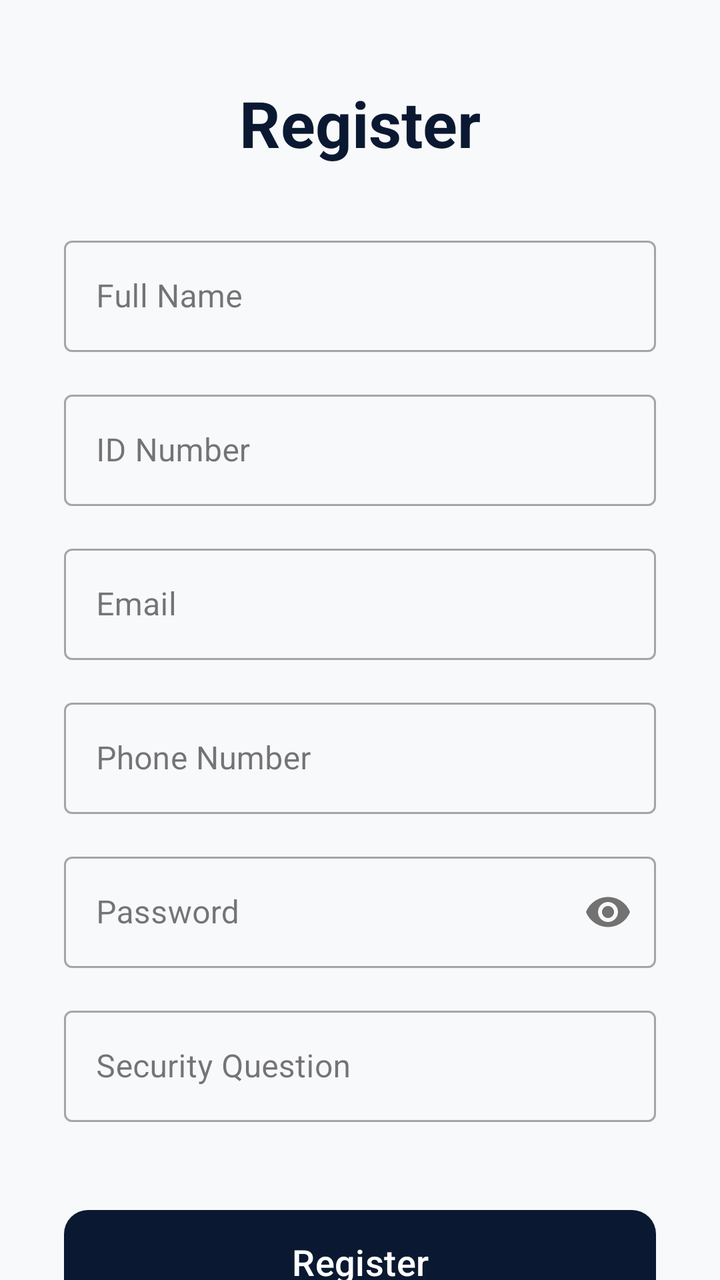
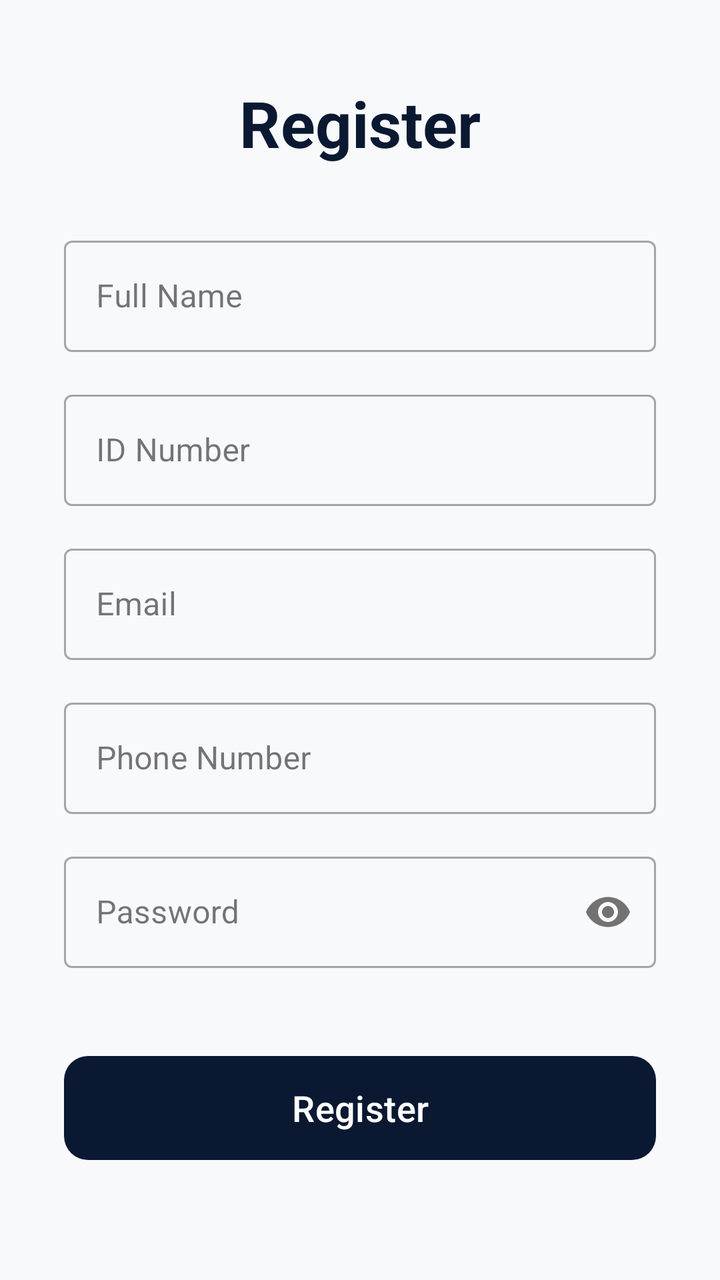

Before-and-after screenshots of an Android layout around one commit, followed by the original layout XML and the change that was made.
<!-- AndroidManifest.xml: application theme Theme.LegacyVaultSystem -->
<!-- res/layout/activity_register.xml -->
<?xml version="1.0" encoding="utf-8"?>
<androidx.core.widget.NestedScrollView xmlns:android="http://schemas.android.com/apk/res/android"
    xmlns:app="http://schemas.android.com/apk/res-auto"
    xmlns:tools="http://schemas.android.com/tools"
    android:layout_width="match_parent"
    android:layout_height="match_parent"
    android:background="@color/background_light"
    android:fillViewport="true"
    tools:context=".RegisterActivity">

    <androidx.constraintlayout.widget.ConstraintLayout
        android:layout_width="match_parent"
        android:layout_height="wrap_content"
        android:paddingBottom="32dp">

        <TextView
            android:id="@+id/tv_register_title"
            android:layout_width="wrap_content"
            android:layout_height="wrap_content"
            android:layout_marginTop="40dp"
            android:text="@string/register_title"
            android:textColor="@color/primary_dark_blue"
            android:textSize="32sp"
            android:textStyle="bold"
            app:layout_constraintEnd_toEndOf="parent"
            app:layout_constraintStart_toStartOf="parent"
            app:layout_constraintTop_toTopOf="parent" />

        <com.google.android.material.textfield.TextInputLayout
            android:id="@+id/til_full_name"
            style="@style/Widget.MaterialComponents.TextInputLayout.OutlinedBox"
            android:layout_width="0dp"
            android:layout_height="wrap_content"
            android:layout_marginHorizontal="32dp"
            android:layout_marginTop="32dp"
            android:hint="@string/hint_full_name"
            app:layout_constraintEnd_toEndOf="parent"
            app:layout_constraintStart_toStartOf="parent"
            app:layout_constraintTop_toBottomOf="@id/tv_register_title">

            <com.google.android.material.textfield.TextInputEditText
                android:id="@+id/et_full_name"
                android:layout_width="match_parent"
                android:layout_height="wrap_content"
                android:inputType="textPersonName" />
        </com.google.android.material.textfield.TextInputLayout>

        <com.google.android.material.textfield.TextInputLayout
            android:id="@+id/til_id_number"
            style="@style/Widget.MaterialComponents.TextInputLayout.OutlinedBox"
            android:layout_width="0dp"
            android:layout_height="wrap_content"
            android:layout_marginHorizontal="32dp"
            android:layout_marginTop="16dp"
            android:hint="@string/hint_id_number"
            app:layout_constraintEnd_toEndOf="parent"
            app:layout_constraintStart_toStartOf="parent"
            app:layout_constraintTop_toBottomOf="@id/til_full_name">

            <com.google.android.material.textfield.TextInputEditText
                android:id="@+id/et_id_number"
                android:layout_width="match_parent"
                android:layout_height="wrap_content"
                android:inputType="number" />
        </com.google.android.material.textfield.TextInputLayout>

        <com.google.android.material.textfield.TextInputLayout
            android:id="@+id/til_reg_email"
            style="@style/Widget.MaterialComponents.TextInputLayout.OutlinedBox"
            android:layout_width="0dp"
            android:layout_height="wrap_content"
            android:layout_marginHorizontal="32dp"
            android:layout_marginTop="16dp"
            android:hint="@string/hint_email"
            app:layout_constraintEnd_toEndOf="parent"
            app:layout_constraintStart_toStartOf="parent"
            app:layout_constraintTop_toBottomOf="@id/til_id_number">

            <com.google.android.material.textfield.TextInputEditText
                android:id="@+id/et_reg_email"
                android:layout_width="match_parent"
                android:layout_height="wrap_content"
                android:inputType="textEmailAddress" />
        </com.google.android.material.textfield.TextInputLayout>

        <com.google.android.material.textfield.TextInputLayout
            android:id="@+id/til_phone"
            style="@style/Widget.MaterialComponents.TextInputLayout.OutlinedBox"
            android:layout_width="0dp"
            android:layout_height="wrap_content"
            android:layout_marginHorizontal="32dp"
            android:layout_marginTop="16dp"
            android:hint="@string/hint_phone"
            app:layout_constraintEnd_toEndOf="parent"
            app:layout_constraintStart_toStartOf="parent"
            app:layout_constraintTop_toBottomOf="@id/til_reg_email">

            <com.google.android.material.textfield.TextInputEditText
                android:id="@+id/et_phone"
                android:layout_width="match_parent"
                android:layout_height="wrap_content"
                android:inputType="phone" />
        </com.google.android.material.textfield.TextInputLayout>

        <com.google.android.material.textfield.TextInputLayout
            android:id="@+id/til_reg_password"
            style="@style/Widget.MaterialComponents.TextInputLayout.OutlinedBox"
            android:layout_width="0dp"
            android:layout_height="wrap_content"
            android:layout_marginHorizontal="32dp"
            android:layout_marginTop="16dp"
            android:hint="@string/hint_password"
            app:layout_constraintEnd_toEndOf="parent"
            app:layout_constraintStart_toStartOf="parent"
            app:layout_constraintTop_toBottomOf="@id/til_phone"
            app:passwordToggleEnabled="true">

            <com.google.android.material.textfield.TextInputEditText
                android:id="@+id/et_reg_password"
                android:layout_width="match_parent"
                android:layout_height="wrap_content"
                android:inputType="textPassword" />
        </com.google.android.material.textfield.TextInputLayout>

        <com.google.android.material.textfield.TextInputLayout
            android:id="@+id/til_security_question"
            style="@style/Widget.MaterialComponents.TextInputLayout.OutlinedBox"
            android:layout_width="0dp"
            android:layout_height="wrap_content"
            android:layout_marginHorizontal="32dp"
            android:layout_marginTop="16dp"
            android:hint="@string/hint_security_question"
            app:layout_constraintEnd_toEndOf="parent"
            app:layout_constraintStart_toStartOf="parent"
            app:layout_constraintTop_toBottomOf="@id/til_reg_password">

            <com.google.android.material.textfield.TextInputEditText
                android:id="@+id/et_security_question"
                android:layout_width="match_parent"
                android:layout_height="wrap_content"
                android:inputType="text" />
        </com.google.android.material.textfield.TextInputLayout>

        <com.google.android.material.button.MaterialButton
            android:id="@+id/btn_register_submit"
            android:layout_width="0dp"
            android:layout_height="60dp"
            android:layout_marginHorizontal="32dp"
            android:layout_marginTop="40dp"
            android:text="@string/btn_register"
            android:textAllCaps="false"
            android:textSize="18sp"
            app:backgroundTint="@color/primary_dark_blue"
            app:cornerRadius="12dp"
            app:layout_constraintEnd_toEndOf="parent"
            app:layout_constraintStart_toStartOf="parent"
            app:layout_constraintTop_toBottomOf="@id/til_security_question" />

    </androidx.constraintlayout.widget.ConstraintLayout>
</androidx.core.widget.NestedScrollView>
<!-- resources referenced by this layout -->
<resources>
  <color name="background_light">#F8F9FA</color>
  <color name="primary_dark_blue">#0A1931</color>
  <string name="btn_register">Register</string>
  <string name="hint_email">Email</string>
  <string name="hint_full_name">Full Name</string>
  <string name="hint_id_number">ID Number</string>
  <string name="hint_password">Password</string>
  <string name="hint_phone">Phone Number</string>
  <string name="hint_security_question">Security Question</string>
  <string name="register_title">Register</string>
  <style name="Theme.LegacyVaultSystem" parent="Base.Theme.LegacyVaultSystem" />
  <style name="Base.Theme.LegacyVaultSystem" parent="Theme.Material3.DayNight.NoActionBar">
          
          <item name="colorPrimary">@color/primary_dark_blue</item>
          <item name="colorSecondary">@color/accent_gold</item>
          <item name="android:statusBarColor">@color/primary_dark_blue</item>
      </style>
  <color name="accent_gold">#D4AF37</color>
</resources>

<!-- the commit's change to res/layout/activity_register.xml (unified diff, before → after) -->
@@ -122,25 +122,6 @@
                 android:inputType="textPassword" />
         </com.google.android.material.textfield.TextInputLayout>
 
-        <com.google.android.material.textfield.TextInputLayout
-            android:id="@+id/til_security_question"
-            style="@style/Widget.MaterialComponents.TextInputLayout.OutlinedBox"
-            android:layout_width="0dp"
-            android:layout_height="wrap_content"
-            android:layout_marginHorizontal="32dp"
-            android:layout_marginTop="16dp"
-            android:hint="@string/hint_security_question"
-            app:layout_constraintEnd_toEndOf="parent"
-            app:layout_constraintStart_toStartOf="parent"
-            app:layout_constraintTop_toBottomOf="@id/til_reg_password">
-
-            <com.google.android.material.textfield.TextInputEditText
-                android:id="@+id/et_security_question"
-                android:layout_width="match_parent"
-                android:layout_height="wrap_content"
-                android:inputType="text" />
-        </com.google.android.material.textfield.TextInputLayout>
-
         <com.google.android.material.button.MaterialButton
             android:id="@+id/btn_register_submit"
             android:layout_width="0dp"
@@ -154,7 +135,7 @@
             app:cornerRadius="12dp"
             app:layout_constraintEnd_toEndOf="parent"
             app:layout_constraintStart_toStartOf="parent"
-            app:layout_constraintTop_toBottomOf="@id/til_security_question" />
+            app:layout_constraintTop_toBottomOf="@id/til_reg_password" />
 
     </androidx.constraintlayout.widget.ConstraintLayout>
 </androidx.core.widget.NestedScrollView>
<!-- resource entries referenced after the edit -->
@@ -8,7 +8,6 @@
   <string name="hint_id_number">ID Number</string>
   <string name="hint_password">Password</string>
   <string name="hint_phone">Phone Number</string>
-  <string name="hint_security_question">Security Question</string>
   <string name="register_title">Register</string>
   <style name="Theme.LegacyVaultSystem" parent="Base.Theme.LegacyVaultSystem" />
   <style name="Base.Theme.LegacyVaultSystem" parent="Theme.Material3.DayNight.NoActionBar">
